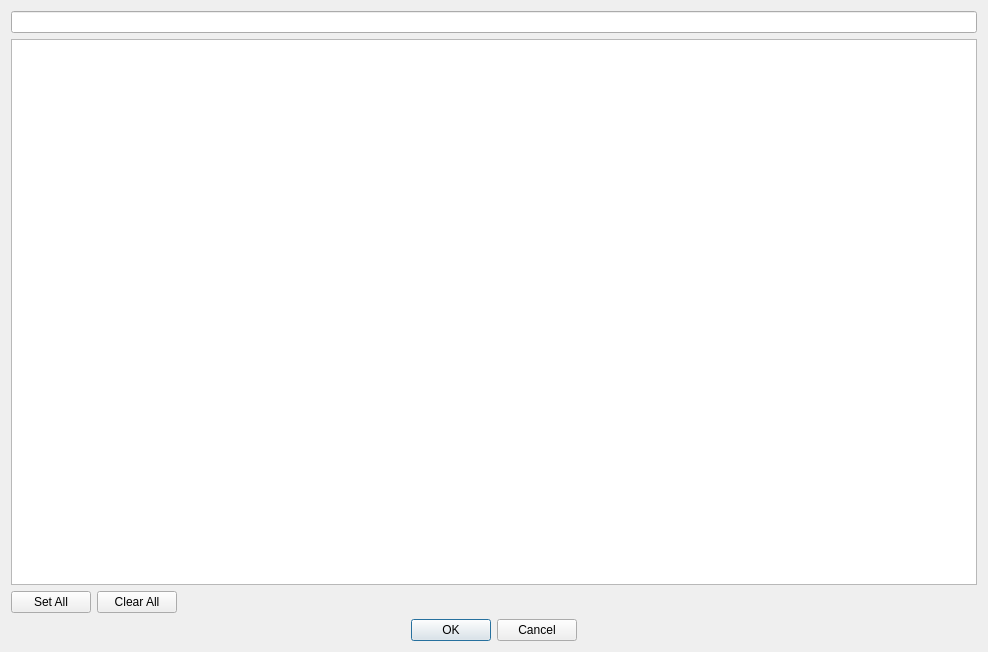
Above: src/gui/dialogs/test_selection.ui from cppd/math before the change. Below: the same form after it.
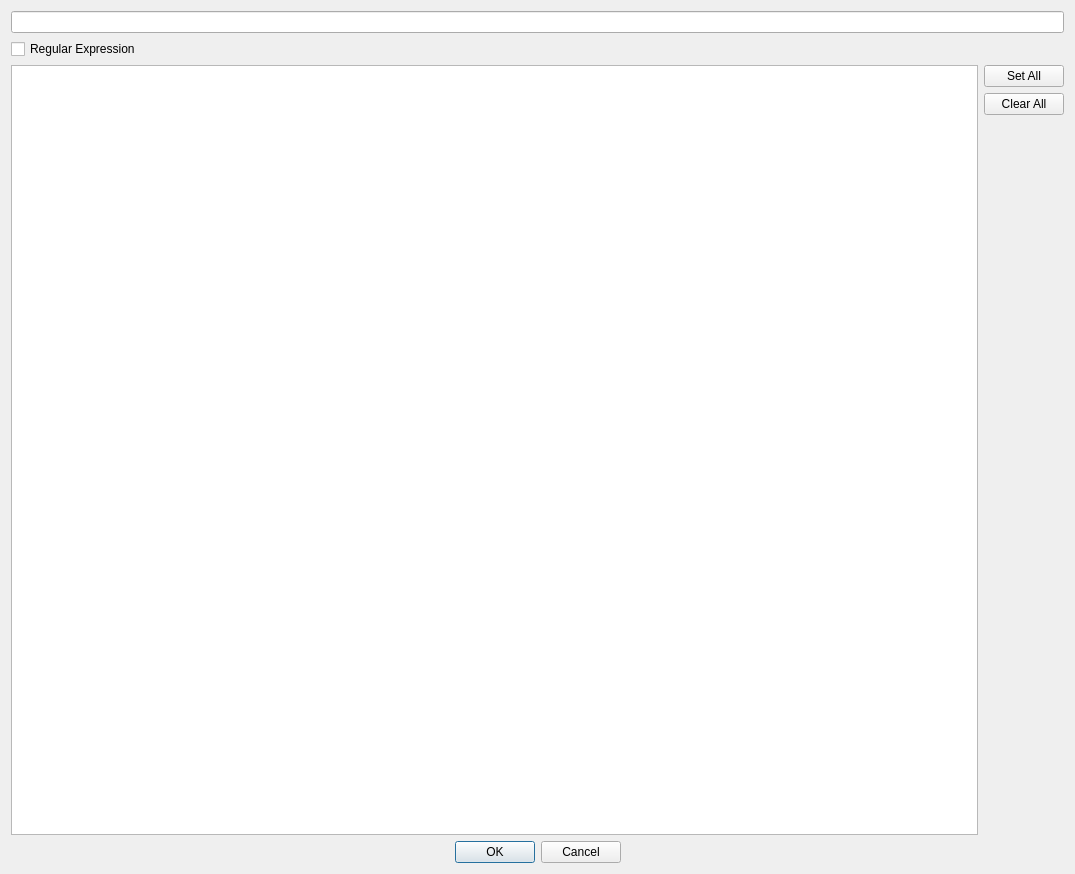
That is the form after the change.

Commit message: test selection dialog

Diff of the .ui file:
```diff
--- a/src/gui/dialogs/test_selection.ui
+++ b/src/gui/dialogs/test_selection.ui
@@ -6,8 +6,8 @@
    <rect>
     <x>0</x>
     <y>0</y>
-    <width>988</width>
-    <height>652</height>
+    <width>1075</width>
+    <height>874</height>
    </rect>
   </property>
   <property name="windowTitle">
@@ -18,6 +18,15 @@
     <widget class="QLineEdit" name="lineEdit_filter"/>
    </item>
    <item>
+    <widget class="QCheckBox" name="checkBox_regex">
+     <property name="text">
+      <string>Regular Expression</string>
+     </property>
+    </widget>
+   </item>
+   <item>
+    <layout class="QHBoxLayout" name="horizontalLayout">
+     <item>
     <widget class="QListWidget" name="listWidget">
      <property name="selectionMode">
       <enum>QAbstractItemView::NoSelection</enum>
@@ -25,7 +34,7 @@
     </widget>
    </item>
    <item>
-    <layout class="QHBoxLayout" name="horizontalLayout">
+      <layout class="QVBoxLayout" name="verticalLayout_2">
      <item>
       <widget class="QPushButton" name="pushButton_set_all">
        <property name="text">
@@ -41,17 +50,19 @@
       </widget>
      </item>
      <item>
-      <spacer name="horizontalSpacer">
+        <spacer name="verticalSpacer">
        <property name="orientation">
-        <enum>Qt::Horizontal</enum>
+          <enum>Qt::Vertical</enum>
        </property>
        <property name="sizeHint" stdset="0">
         <size>
-         <width>40</width>
-         <height>20</height>
+           <width>20</width>
+           <height>40</height>
         </size>
        </property>
       </spacer>
+       </item>
+      </layout>
      </item>
     </layout>
    </item>
```
Lines whose indentation alone changed are shown as unchanged. The commit also changes 2 other files.
